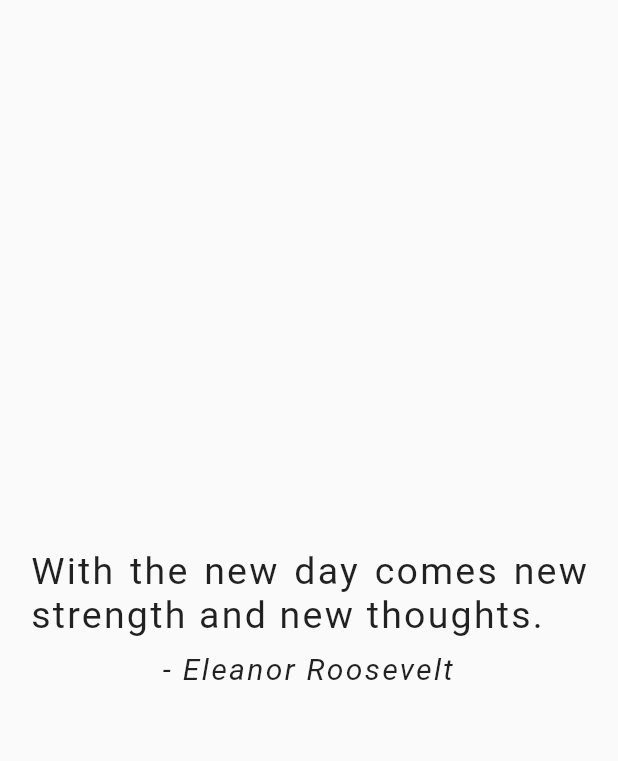
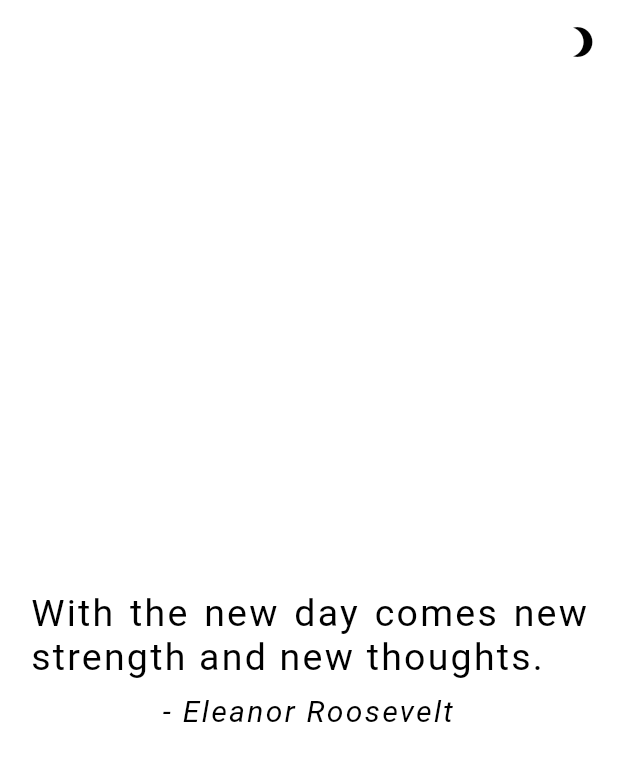
Before and after one commit to shenoyganeshprasad/quotes_flutter, a Flutter app: the screen it shows after launch, on a phone screen of 412 x 824 dp. Shown: the top 761 px of the screen. Run offline on Flutter 3.47's test engine with Material 2 defaults, Android fonts, the light colour scheme and no system bars; our stand-ins replace google_fonts.

Commit message:
Add dark mode

```diff
--- a/lib/homePage.dart
+++ b/lib/homePage.dart
@@ -10,7 +10,7 @@ class HomePage extends StatefulWidget {
 
 class _HomePageState extends State<HomePage> {
   QuotesList quotesList = QuotesList();
-
+  bool isDark = false;
   @override
   void initState() {
     super.initState();
@@ -31,6 +31,25 @@ class _HomePageState extends State<HomePage> {
         getNewQuote();
       },
       child: Scaffold(
+        backgroundColor: isDark ? Colors.black : Colors.white,
+        appBar: AppBar(
+          backgroundColor: isDark ? Colors.black : Colors.white,
+          elevation: 0.0,
+          actions: <Widget>[
+            IconButton(
+                icon: isDark
+                    ? Icon(Icons.brightness_medium)
+                    : Icon(
+                        Icons.brightness_3,
+                        color: isDark ? Colors.white : Colors.black,
+                      ),
+                onPressed: () {
+                  setState(() {
+                    isDark = !isDark;
+                  });
+                })
+          ],
+        ),
         body: Center(
           child: Padding(
             padding: EdgeInsets.symmetric(horizontal: 20.0),
@@ -43,6 +62,7 @@ class _HomePageState extends State<HomePage> {
                     textStyle: TextStyle(
                       fontSize: 25.0,
                       letterSpacing: 1.5,
+                      color: isDark ? Colors.white : Colors.black,
                     ),
                   ),
                   textAlign: TextAlign.justify,
@@ -55,6 +75,7 @@ class _HomePageState extends State<HomePage> {
                       fontSize: 20.0,
                       letterSpacing: 1.5,
                       fontStyle: FontStyle.italic,
+                      color: isDark ? Colors.white : Colors.black,
                     ),
                   ),
                   textAlign: TextAlign.end,
```
Also changed, not shown: pubspec.lock, 1 other file.
